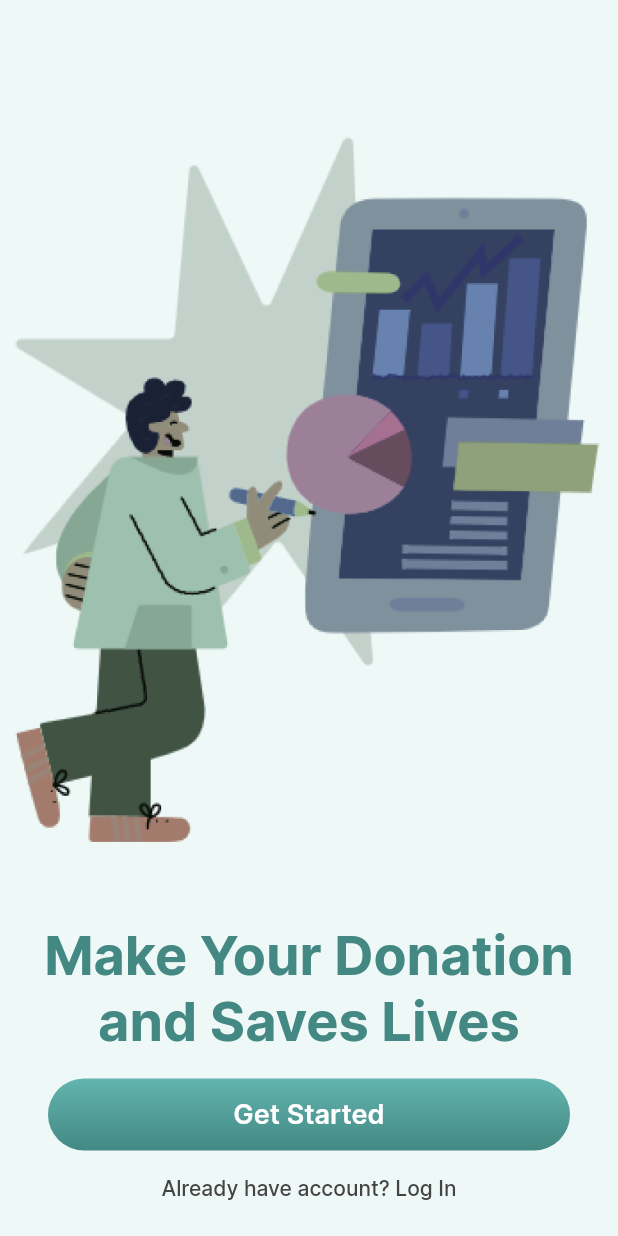
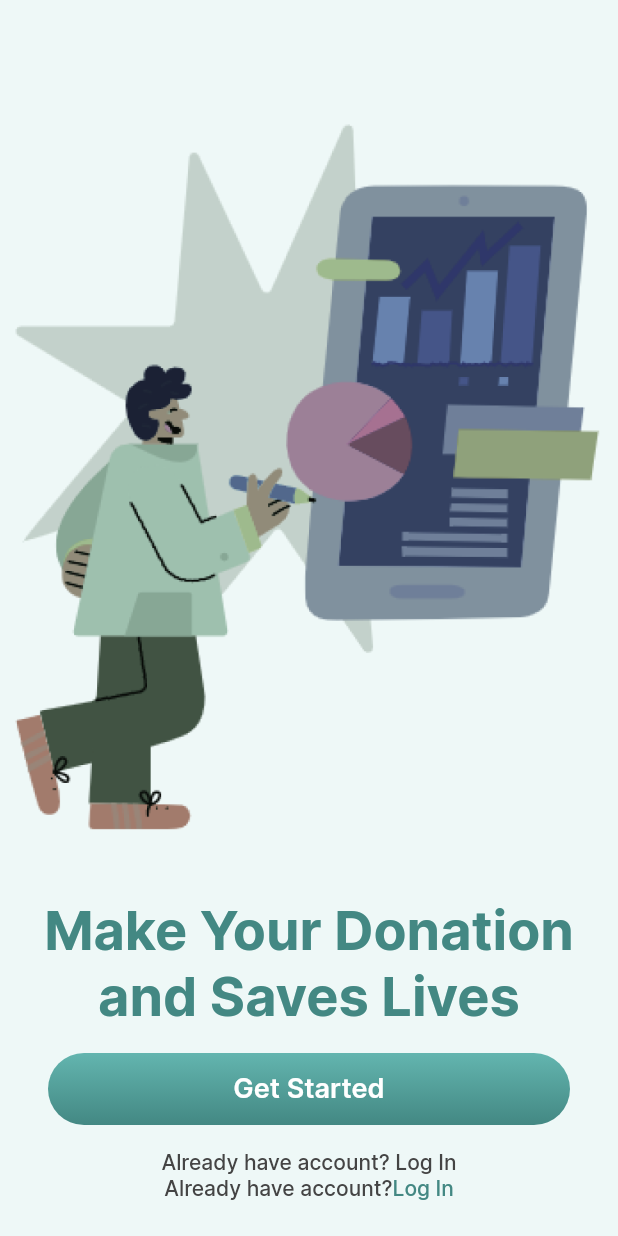
Before and after one commit to fercguerra/donation_app, a Flutter app: the screen it shows after launch, on a phone screen of 412 x 824 dp. Run offline on Flutter 3.47's test engine with Material 2 defaults, Android fonts, the light colour scheme and no system bars.

Commit message:
RichText, Row e GestureDetector

```diff
--- a/lib/features/onboarding/onboarding_page.dart
+++ b/lib/features/onboarding/onboarding_page.dart
@@ -1,5 +1,8 @@
+import 'dart:developer';
+
 import 'package:donation_app/common/constants/app_colors.dart';
 import 'package:donation_app/common/constants/app_text_styles.dart';
+import 'package:flutter/gestures.dart';
 import 'package:flutter/material.dart';
 import '../../common/widgets/primary_button.dart';
 
@@ -41,13 +44,26 @@ class OnboardingPage extends StatelessWidget {
           Text('Already have account? Log In',style: AppTextStyles.smallText.copyWith(color: AppColors.grey,
           ),
           ),
+          GestureDetector(
+            onTap: (() => log('message')),
+            child: Row(
+              mainAxisAlignment: MainAxisAlignment.center,
+              children: [
+                Text('Already have account?', style: AppTextStyles.smallText.copyWith(color: AppColors.grey,
+                ),),
+                Text('Log In', style: AppTextStyles.smallText.copyWith(
+                color: AppColors.greenligthTwo,),),
+              ],
+            ),
+          ),
+
+
           SizedBox(height: 24.0,)
-         ],
+         ]
 
 
         ),
       ),
-
     );
   }
 }
```
